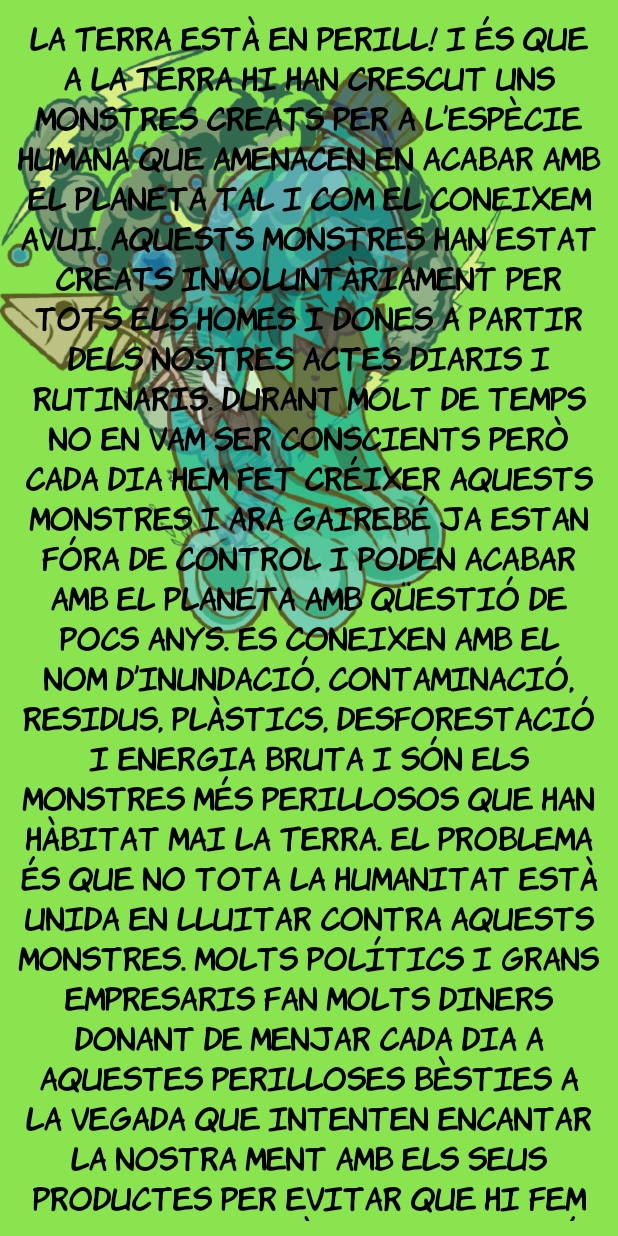
After one commit to x140l1n/ECOARTS, an Android app: the introduction screen opened directly, with no data from a screen before it, on a phone screen of 412 x 824 dp. The commit adds this screen. Run offline under Robolectric (Android 15) with nearby library versions, the phone set to English and light mode, and no system bars.

Commit message:
primera version introduccion

```diff
--- a/app/src/main/AndroidManifest.xml
+++ b/app/src/main/AndroidManifest.xml
@@ -1,7 +1,7 @@
 <?xml version="1.0" encoding="utf-8"?>
-<manifest
-    xmlns:android="http://schemas.android.com/apk/res/android"
+<manifest xmlns:android="http://schemas.android.com/apk/res/android"
     package="com.example.edujoc_cepsoft">
+
     <application
         android:allowBackup="true"
         android:icon="@mipmap/app_icon"
@@ -9,12 +9,14 @@
         android:roundIcon="@mipmap/app_icon_round"
         android:supportsRtl="true"
         android:theme="@style/AppTheme">
+        <activity android:name=".introduction"></activity>
         <activity
             android:name=".MainActivity"
             android:screenOrientation="portrait"
             android:theme="@style/NoAnimacionActivity">
             <intent-filter>
                 <action android:name="android.intent.action.MAIN" />
+
                 <category android:name="android.intent.category.LAUNCHER" />
             </intent-filter>
         </activity>
@@ -47,4 +49,5 @@
             android:screenOrientation="portrait"
             android:theme="@style/NoAnimacionActivity" />
     </application>
+
 </manifest>
--- /dev/null
+++ b/app/src/main/java/com/example/edujoc_cepsoft/introduction.java
@@ -0,0 +1,14 @@
+package com.example.edujoc_cepsoft;
+
+import androidx.appcompat.app.AppCompatActivity;
+
+import android.os.Bundle;
+
+public class introduction extends AppCompatActivity {
+
+    @Override
+    protected void onCreate(Bundle savedInstanceState) {
+        super.onCreate(savedInstanceState);
+        setContentView(R.layout.activity_introduction);
+    }
+}
--- /dev/null
+++ b/app/src/main/res/layout/activity_introduction.xml
@@ -0,0 +1,42 @@
+<?xml version="1.0" encoding="utf-8"?>
+<androidx.constraintlayout.widget.ConstraintLayout xmlns:android="http://schemas.android.com/apk/res/android"
+    xmlns:app="http://schemas.android.com/apk/res-auto"
+    xmlns:tools="http://schemas.android.com/tools"
+    android:layout_width="match_parent"
+    android:layout_height="match_parent"
+    tools:context=".introduction"
+    android:background="@color/colorPrimario">
+    <ImageView
+        android:id="@+id/imageView"
+        android:layout_width="336dp"
+        android:layout_height="403dp"
+        android:alpha="0.7"
+        app:srcCompat="@drawable/enemigo_energia"
+        tools:layout_editor_absoluteX="95dp"
+        tools:layout_editor_absoluteY="0dp"
+        tools:ignore="MissingConstraints" />
+    <ImageView
+        android:id="@+id/imageView2"
+        android:layout_width="297dp"
+        android:layout_height="473dp"
+        android:alpha="0.7"
+        app:srcCompat="@drawable/enemigo_plastico"
+        tools:layout_editor_absoluteX="-70dp"
+        tools:layout_editor_absoluteY="424dp"
+        tools:ignore="MissingConstraints" />
+
+
+    <TextView
+        android:layout_width="wrap_content"
+        android:layout_height="wrap_content"
+        android:text="@string/intro"
+        android:textColor="#000000"
+        android:textAlignment="center"
+        android:textSize="@dimen/tamanyoPequenoMedianoTexto"
+        android:padding="@dimen/paddingPequeno"
+        tools:ignore="MissingConstraints" />
+
+
+
+
+</androidx.constraintlayout.widget.ConstraintLayout>
--- a/app/src/main/res/layout/activity_mapa.xml
+++ b/app/src/main/res/layout/activity_mapa.xml
@@ -12,40 +12,45 @@
         android:scaleType="fitCenter"
         android:src="@drawable/mapa_detalls"
         tools:ignore="ContentDescription" />
+
     <RelativeLayout
         android:layout_width="match_parent"
         android:layout_height="wrap_content"
         android:orientation="horizontal">
+
         <LinearLayout
             android:layout_width="wrap_content"
             android:layout_height="wrap_content"
+            android:layout_alignParentStart="true"
             android:layout_margin="@dimen/marginMediano"
-            android:layout_alignParentStart="true"
             android:layout_toStartOf="@id/btnConfig"
             android:orientation="vertical">
+
             <TextView
                 android:id="@+id/nivelMapa"
+                style="@style/TextViewNormal"
                 android:layout_width="wrap_content"
                 android:layout_height="wrap_content"
-                android:text="@string/nivel"
-                style="@style/TextViewNormal"
-                android:layout_margin="0dp"/>
+                android:layout_margin="0dp"
+                android:text="@string/nivel" />
+
             <LinearLayout
                 android:id="@+id/vidasPersonaje"
                 android:layout_width="wrap_content"
                 android:layout_height="wrap_content"
-                android:orientation="horizontal">
-            </LinearLayout>
+                android:orientation="horizontal"></LinearLayout>
         </LinearLayout>
+
         <ImageButton
             android:id="@+id/btnConfig"
+            style="@style/ImageButtonSinFondo"
             android:layout_width="100dp"
             android:layout_height="100dp"
+            android:layout_alignParentEnd="true"
             android:src="@drawable/ajustes"
-            android:layout_alignParentEnd="true"
-            style="@style/ImageButtonSinFondo"
             tools:ignore="contentDescription" />
     </RelativeLayout>
+
     <include
         android:id="@+id/personaje"
         layout="@layout/personaje_mapa"
--- a/app/src/main/res/values/strings.xml
+++ b/app/src/main/res/values/strings.xml
@@ -71,4 +71,8 @@
         Si te quedas sin vida pierdes.\n\n
         Lee las preguntas con atención y responde con cabeza.\n\n
     </string>
+    <string name="intro">
+        La Terra està en perill! I és que a la Terra hi han crescut uns monstres creats per a l’espècie humana que amenacen en acabar amb el planeta tal i com el coneixem avui. Aquests monstres han estat creats involuntàriament per tots els homes i dones a partir dels nostres actes diaris i rutinaris.
+        Durant molt de temps no en vam ser conscients però cada dia hem fet créixer aquests monstres i ara gairebé ja estan fóra de control i poden acabar amb el planeta amb qüestió de pocs anys. Es coneixen amb el nom d’Inundació, Contaminació, Residus, Plàstics, Desforestació i Energia Bruta i són els monstres més perillosos que han hàbitat mai la Terra. El problema és que no tota la humanitat està unida en lluitar contra aquests monstres. Molts polítics i grans empresaris fan molts diners donant de menjar cada dia a aquestes perilloses bèsties a la vegada que intenten encantar la nostra ment amb els seus productes per evitar que hi fem alguna cosa. Però ja no queda més temps, i tu i només tu, amb la teva saviesa i els teus actes pots acabar amb ells i destruir-los per sempre i salvar així el Planeta perquè continuï sent un lloc habitable per a totes les persones i animals que encara sobreviuen.
+    </string>
 </resources>
```
